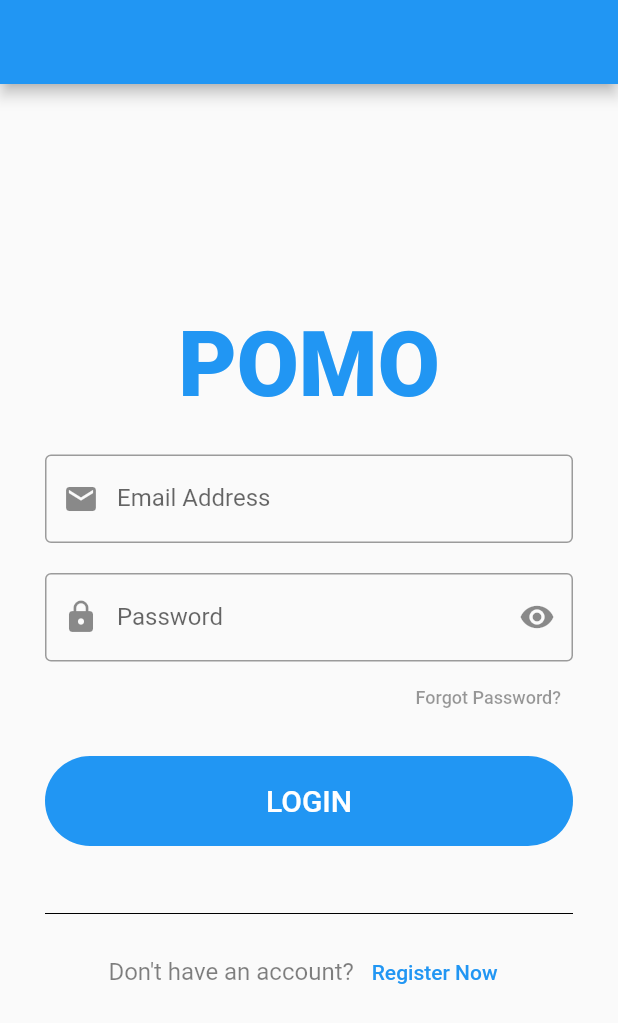
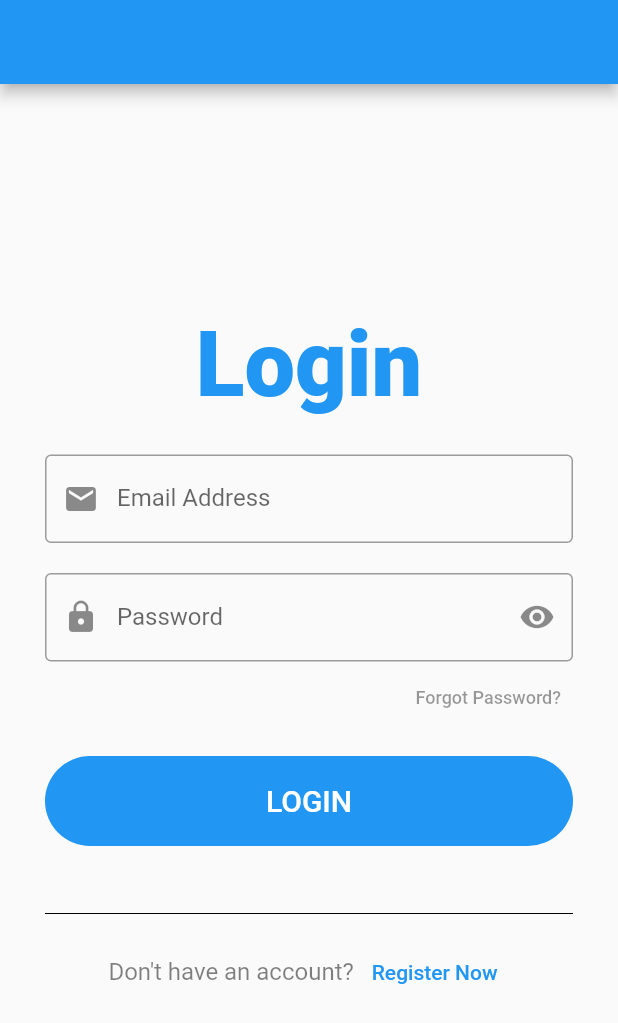
Before and after one commit to SezerKaynak/pomo2do, a Flutter app: the screen it shows after launch, on a phone screen of 412 x 824 dp. Shown: the top 1023 px of the screen. Run offline on Flutter 3.47's test engine with Material 2 defaults, Android fonts, the phone set to English and light mode, and no system bars.

Commit message:
Update login_screen.dart

```diff
--- a/lib/login_screen.dart
+++ b/lib/login_screen.dart
@@ -14,7 +14,7 @@ class LoginScreen extends StatelessWidget {
             child: Column(
               children: [
                 Text(
-                  'POMO',
+                  'Login',
                   style: TextStyle(
                       fontWeight: FontWeight.w900,
                       fontSize: 60.0,
```
